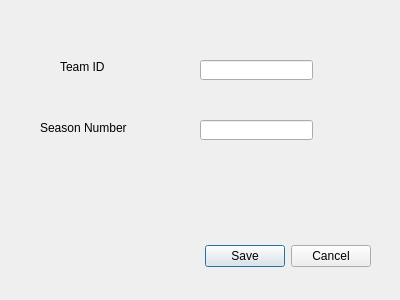
Old version of the form gddb_testing/newseason.ui in the repository ebzimny01/gd-recruit.
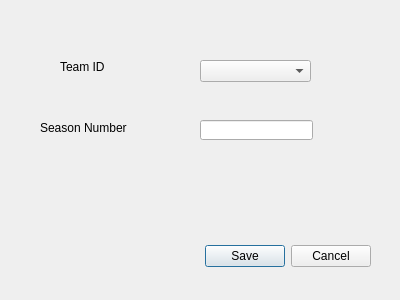
New version of the form.

Diff of the .ui file:
```diff
--- a/gddb_testing/newseason.ui
+++ b/gddb_testing/newseason.ui
@@ -58,16 +58,6 @@
     <string>Season Number</string>
    </property>
   </widget>
-  <widget class="QLineEdit" name="lineEditTeamID">
-   <property name="geometry">
-    <rect>
-     <x>200</x>
-     <y>60</y>
-     <width>113</width>
-     <height>20</height>
-    </rect>
-   </property>
-  </widget>
   <widget class="QLineEdit" name="lineEditSeasonNumber">
    <property name="geometry">
     <rect>
@@ -78,6 +68,16 @@
     </rect>
    </property>
   </widget>
+  <widget class="QComboBox" name="comboBoxTeamID">
+   <property name="geometry">
+    <rect>
+     <x>200</x>
+     <y>60</y>
+     <width>111</width>
+     <height>22</height>
+    </rect>
+   </property>
+  </widget>
  </widget>
  <resources/>
  <connections>
```
Left out of the diff: 2 changed lines with no effect on the pictures.
